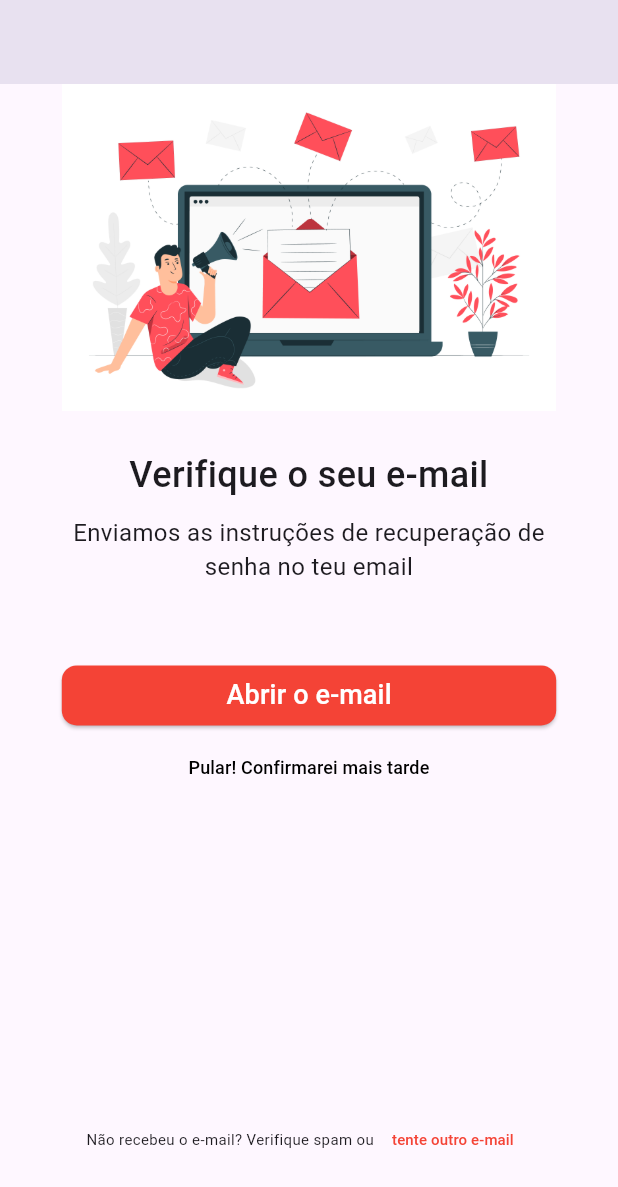
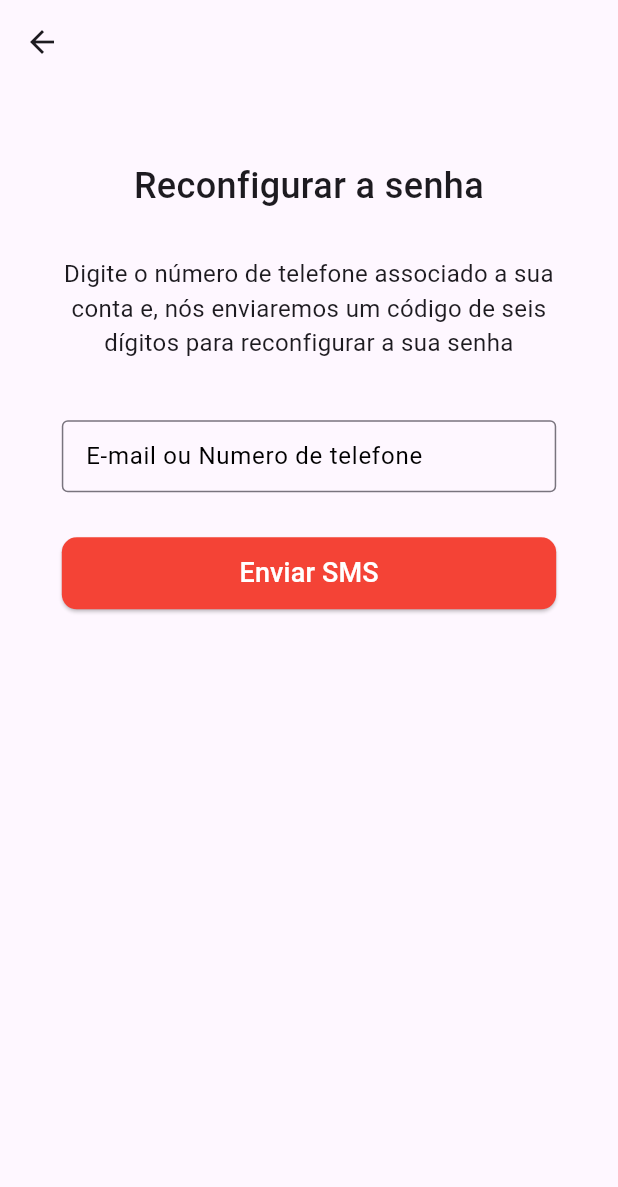
Before and after one commit to arikardnoir/Kulya, a Flutter app: the CheckEmailScreen screen opened directly, scrolled down 58 dp, after a tap on "Pular! Confirmarei mais tarde", on a phone screen of 412 x 824 dp. Shown: the top 1187 px of the screen. Run offline on Flutter 3.47's test engine with Material 3 defaults, Android fonts, the phone set to English and light mode, and no system bars; our stand-ins replace dots_indicator.

Commit message:
Criação da tela de reconfiguração de senha. Nela digitamos o número de telefone e esperamos por uma SMS

```diff
--- a/kulya/lib/screens/password/check_email_screen.dart
+++ b/kulya/lib/screens/password/check_email_screen.dart
@@ -1,4 +1,5 @@
 import 'package:flutter/material.dart';
+import 'package:kulya/screens/password/reset_password_screen.dart';
 
 class CheckEmailScreen extends StatefulWidget {
   const CheckEmailScreen({Key? key}) : super(key: key);
@@ -44,9 +45,7 @@ class _CheckEmailScreenState extends State<CheckEmailScreen> {
                   const SizedBox(height: 20.0),
                   const SizedBox(height: 30),
                   ElevatedButton(
-                    onPressed: () {
-                      // Adicione a lógica para o botão "Abrir o e-mail"
-                    },
+                    onPressed: () {},
                     style: ElevatedButton.styleFrom(
                       foregroundColor: Colors.white,
                       backgroundColor: Colors.red,
@@ -61,7 +60,11 @@ class _CheckEmailScreenState extends State<CheckEmailScreen> {
                   ),
                   TextButton(
                     onPressed: () {
-                      // Adicione a lógica para o botão "Pular! Confirmarei mais tarde"
+                      Navigator.of(context).pushReplacement(
+                        MaterialPageRoute(
+                          builder: (context) => const ResetPasswordScreen(),
+                        ),
+                      );
                     },
                     child: const Text(
                       'Pular! Confirmarei mais tarde',
@@ -78,9 +81,7 @@ class _CheckEmailScreenState extends State<CheckEmailScreen> {
                         style: TextStyle(fontSize: 10.0),
                       ),
                       TextButton(
-                        onPressed: () {
-                          // Adicione a lógica para o botão "tente com outro e-mail"
-                        },
+                        onPressed: () {},
                         child: const Text(
                           'tente outro e-mail',
                           style: TextStyle(fontSize: 10.0, color: Colors.red),
--- a/kulya/lib/screens/password/forget_password_screen.dart
+++ b/kulya/lib/screens/password/forget_password_screen.dart
@@ -35,7 +35,7 @@ class _ForgetPasswordScreen extends State<ForgetPasswordScreen> {
                     height: 30.0,
                   ),
                   const Text(
-                    'Digite o e-mail associado a conta e, nós enviaremos um e-mail com instruções para reconfigurar a senha',
+                    'Digite o e-mail associado a sua conta e, nós enviaremos um e-mail com instruções para reconfigurar a senha',
                     textAlign: TextAlign.center,
                     style:
                         TextStyle(fontSize: 16.0, fontWeight: FontWeight.w400),
--- a/kulya/lib/screens/password/reset_password_screen.dart
+++ b/kulya/lib/screens/password/reset_password_screen.dart
@@ -0,0 +1,91 @@
+import 'package:flutter/material.dart';
+import 'package:kulya/screens/password/check_email_screen.dart';
+
+class ResetPasswordScreen extends StatefulWidget {
+  const ResetPasswordScreen({super.key});
+
+  @override
+  State<ResetPasswordScreen> createState() => _ResetPasswordScreen();
+}
+
+class _ResetPasswordScreen extends State<ResetPasswordScreen> {
+  @override
+  Widget build(BuildContext context) {
+    return Scaffold(
+      appBar: AppBar(),
+      body: LayoutBuilder(
+        builder: (BuildContext context, BoxConstraints constraints) {
+          return SingleChildScrollView(
+            child: Padding(
+              padding: EdgeInsets.all(constraints.maxWidth * 0.1),
+              child: Column(
+                mainAxisAlignment: MainAxisAlignment.start,
+                crossAxisAlignment: CrossAxisAlignment.stretch,
+                children: [
+                  const SizedBox(
+                    height: 10.0,
+                  ),
+                  const Text(
+                    'Reconfigurar a senha',
+                    textAlign: TextAlign.center,
+                    style:
+                        TextStyle(fontSize: 24.0, fontWeight: FontWeight.w500),
+                  ),
+                  const SizedBox(
+                    height: 30.0,
+                  ),
+                  const Text(
+                    'Digite o número de telefone associado a sua conta e, nós enviaremos um código de seis dígitos para reconfigurar a sua senha',
+                    textAlign: TextAlign.center,
+                    style:
+                        TextStyle(fontSize: 16.0, fontWeight: FontWeight.w400),
+                  ),
+                  const SizedBox(
+                    height: 40.0,
+                  ),
+                  const SizedBox(
+                    height: 48,
+                    child: TextField(
+                      decoration: InputDecoration(
+                        labelText: 'E-mail ou Numero de telefone',
+                        border: OutlineInputBorder(),
+                        focusedBorder: OutlineInputBorder(
+                          borderSide: BorderSide(color: Colors.black),
+                        ),
+                        labelStyle: TextStyle(color: Colors.black),
+                      ),
+                      cursorColor: Colors.black,
+                    ),
+                  ),
+                  const SizedBox(height: 30),
+                  ElevatedButton(
+                    onPressed: () {
+                      Navigator.of(context).pushReplacement(
+                        MaterialPageRoute(
+                          builder: (context) => const CheckEmailScreen(),
+                        ),
+                      );
+                    },
+                    style: ElevatedButton.styleFrom(
+                      foregroundColor: Colors.white,
+                      backgroundColor: Colors.red,
+                      shape: RoundedRectangleBorder(
+                        borderRadius: BorderRadius.circular(10.0),
+                      ),
+                      fixedSize: const Size.fromHeight(48),
+                    ),
+                    child: const Text(
+                      'Enviar SMS',
+                      style: TextStyle(fontSize: 18.0),
+                    ),
+                  ),
+                  const SizedBox(height: 30),
+                ],
+              ),
+            ),
+          );
+        },
+      ),
+    );
+  }
+}
```
Also changed, not shown: kulya/lib/screens/password/password_verification_screen.dart (+100 -0 lines), kulya/lib/screens/password/new_password_scree.dart (deleted), kulya/lib/screens/password/new_password_screen.dart (added).
